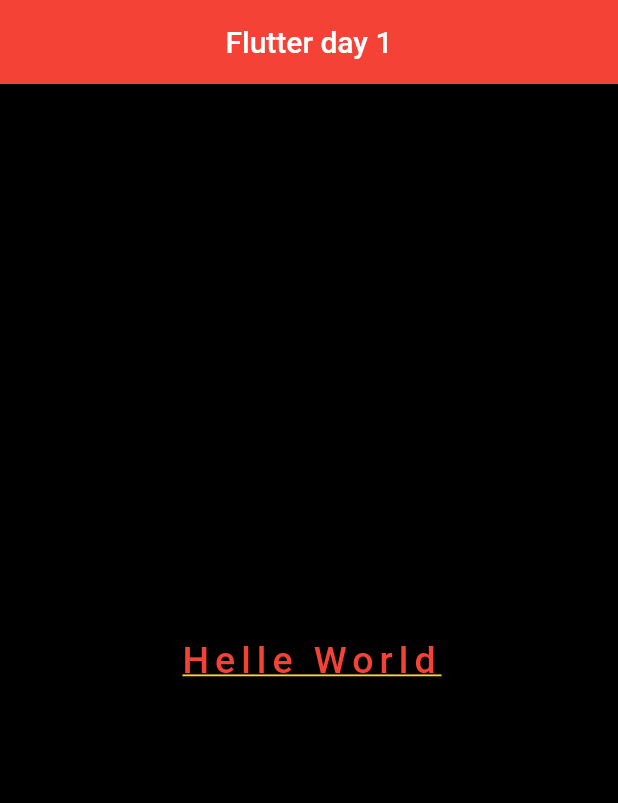
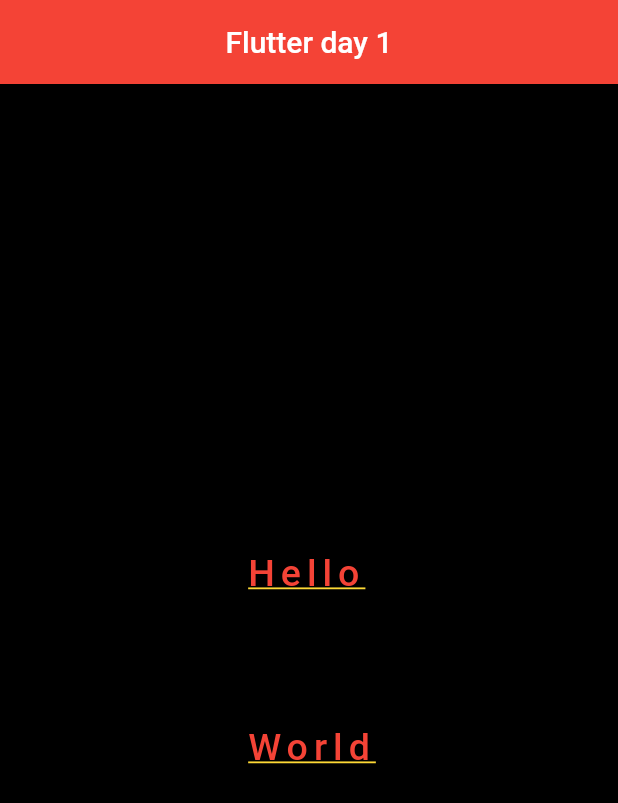
Before and after one commit to raiyaniansh/cf-p1, a Flutter app: the screen it shows after launch, on a phone screen of 412 x 824 dp. Shown: the top 803 px of the screen. Run offline on Flutter 3.47's test engine with Material 2 defaults, Android fonts, the phone set to English and light mode, and no system bars.

Commit message:
29/11/2022

```diff
--- a/lib/main.dart
+++ b/lib/main.dart
@@ -13,7 +13,7 @@
         ),
         body: Center(
           child: Text(
-              "Helle World",
+              "Hello\n\n\n\nWorld",
           style: TextStyle(fontSize: 25,color: Colors.red,fontWeight: FontWeight.w500,letterSpacing: 4,decoration: TextDecoration.underline,decorationColor: Colors.yellow[600]),
         ),
       ),
```
